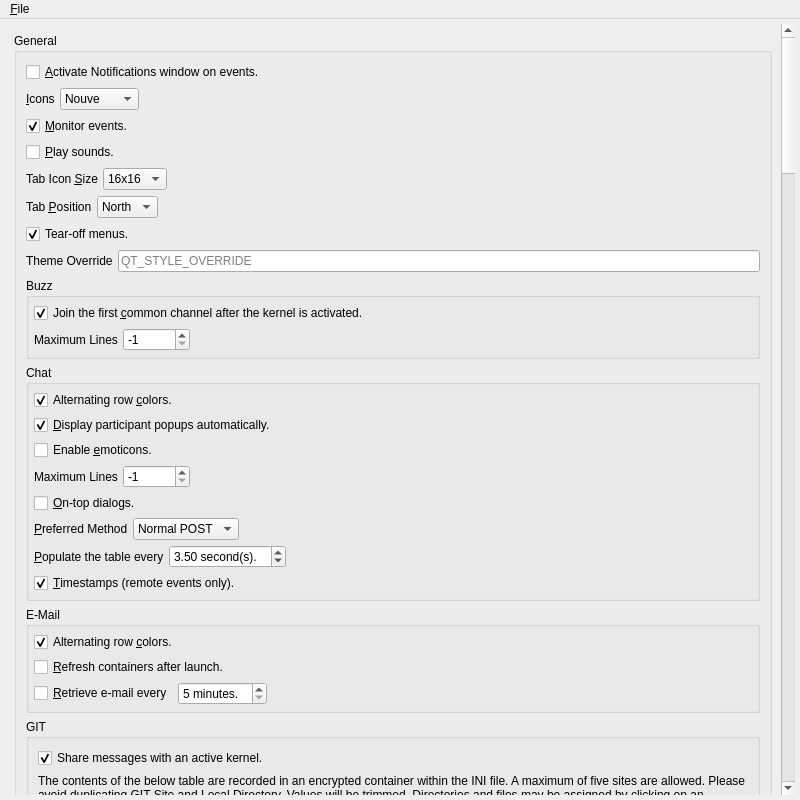
First picture: the form in Source/UI/spot-on-options.ui, repository textbrowser/spot-on, before the edit.
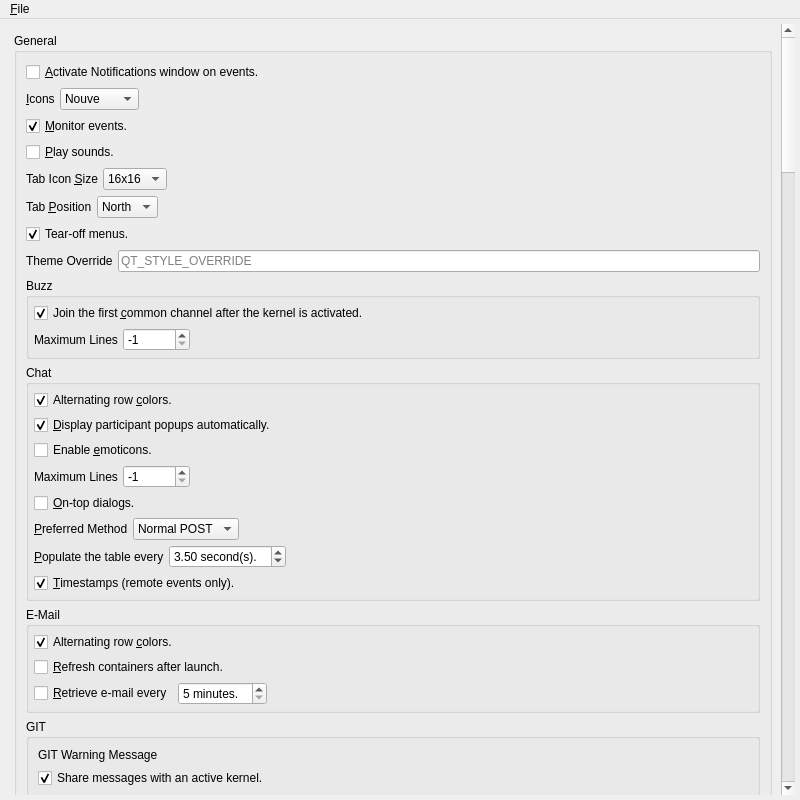
Second picture: the form after the edit. Icons and pictures are not drawn.

Commit message: GIT warning label.

Diff of the .ui file:
```diff
--- a/Source/UI/spot-on-options.ui
+++ b/Source/UI/spot-on-options.ui
@@ -43,9 +43,9 @@
        <property name="geometry">
         <rect>
          <x>0</x>
-         <y>-779</y>
+         <y>-654</y>
          <width>769</width>
-         <height>4980</height>
+         <height>5004</height>
         </rect>
        </property>
        <layout class="QVBoxLayout" name="verticalLayout_25">
@@ -664,6 +664,16 @@
               <string>GIT</string>
              </property>
              <layout class="QVBoxLayout" name="verticalLayout_7">
+              <item>
+               <widget class="QLabel" name="git_warning_message">
+                <property name="text">
+                 <string>GIT Warning Message</string>
+                </property>
+                <property name="wordWrap">
+                 <bool>true</bool>
+                </property>
+               </widget>
+              </item>
               <item>
                <widget class="QCheckBox" name="share_git">
                 <property name="text">
```
The commit also changes 4 other files.
